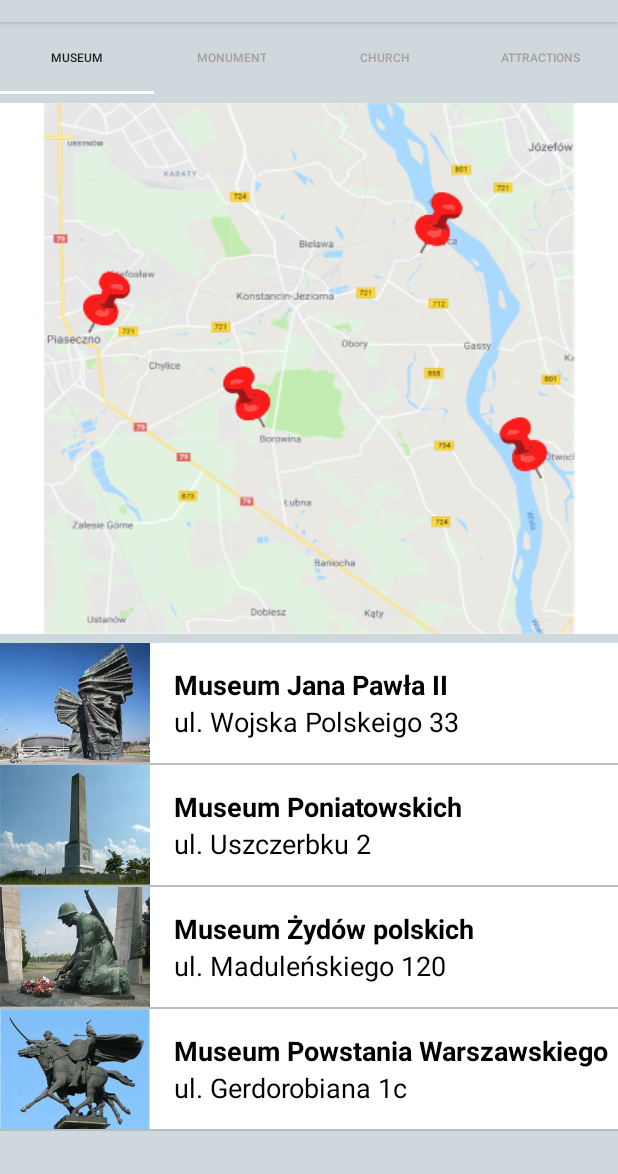
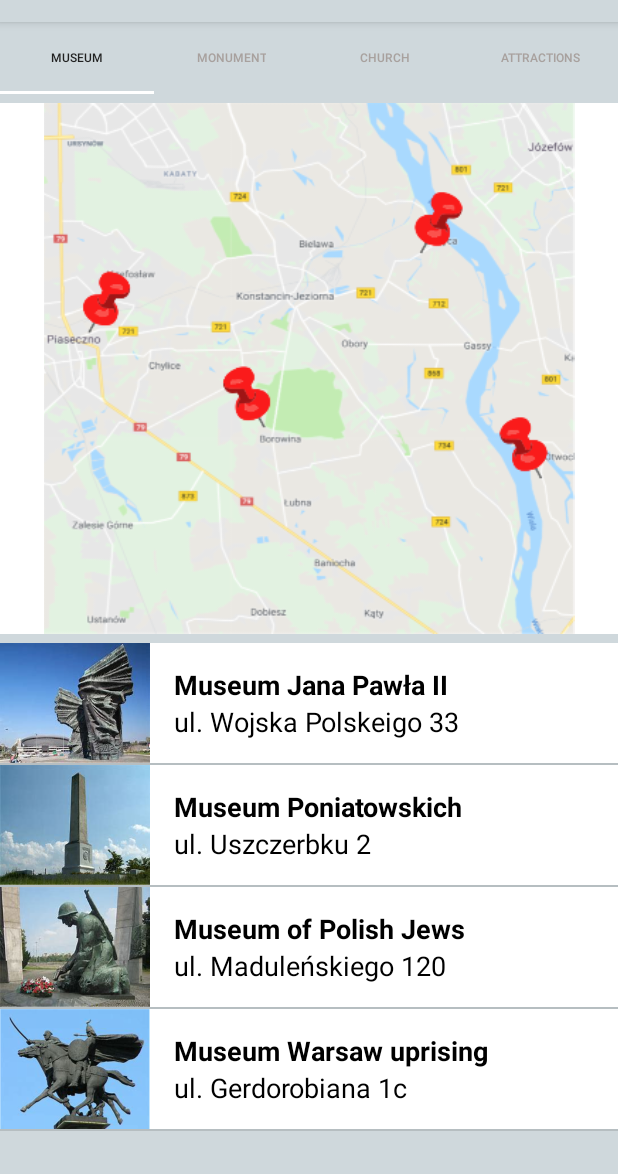
Before and after one commit to TomekUrbanski/TourGuideApp, an Android app: the screen it shows after launch (MainActivity), on a phone screen of 412 x 824 dp, the part 62-1236 px from its top. Run offline under Robolectric (Android 15) with nearby library versions, the phone set to English and light mode, and no system bars.

Commit message:
1.1
placing texts included in the translation into a string resource

```diff
--- a/app/src/main/java/com/example/android/tourguideapp/MonumentFragment.java
+++ b/app/src/main/java/com/example/android/tourguideapp/MonumentFragment.java
@@ -29,9 +29,9 @@ public class MonumentFragment extends Fragment {
     public View onCreateView(LayoutInflater inflater, ViewGroup container,
                              Bundle savedInstanceState) {
         // Inflate the layout for this fragment
-        View rootView = inflater.inflate(R.layout.fragment_list, container, false);
+        View places_list = inflater.inflate(R.layout.fragment_list, container, false);
 
-        ImageView map = rootView.findViewById(R.id.map);
+        ImageView map = places_list.findViewById(R.id.map);
         map.setImageResource(R.drawable.map_monuments);
 
         ArrayList<Place> place = new ArrayList<Place>();
@@ -41,18 +41,18 @@ public class MonumentFragment extends Fragment {
         place.add(new Place("Tysiąclecia jazdy Polskiej", "pl. Uni Lubelskiej", R.drawable.mon4));
 
         PlaceAdapter itemsAdapter = new PlaceAdapter(getActivity(), place);
-        ListView listView = rootView.findViewById(R.id.list);
+        ListView listView = places_list.findViewById(R.id.list);
         listView.setAdapter(itemsAdapter);
 
         listView.setOnItemClickListener(new AdapterView.OnItemClickListener() {
             @Override
             public void onItemClick(AdapterView<?> adapterView, View view, int position, long l) {
 
-                Toast.makeText(getContext(), "Choose between -lead to- and -information-", Toast.LENGTH_SHORT).show();
+                Toast.makeText(getContext(), R.string.toast_msg_listClick, Toast.LENGTH_SHORT).show();
             }
         });
 
-        return rootView;
+        return places_list;
     }
 
 }
--- a/app/src/main/java/com/example/android/tourguideapp/MuseumFragment.java
+++ b/app/src/main/java/com/example/android/tourguideapp/MuseumFragment.java
@@ -32,31 +32,31 @@ public class MuseumFragment extends Fragment {
     public View onCreateView(LayoutInflater inflater, ViewGroup container,
                              Bundle savedInstanceState) {
 
-        View rootView = inflater.inflate(R.layout.fragment_list, container, false);
+        View places_list = inflater.inflate(R.layout.fragment_list, container, false);
 
-        ImageView map = rootView.findViewById(R.id.map);
+        ImageView map = places_list.findViewById(R.id.map);
         map.setImageResource(R.drawable.map_museum);
 
 
         ArrayList<Place> place = new ArrayList<Place>();
-        place.add(new Place("Museum Jana Pawła II", "ul. Wojska Polskeigo 33", R.drawable.mon1));
-        place.add(new Place("Museum Poniatowskich ", "ul. Uszczerbku 2", R.drawable.mon2));
-        place.add(new Place("Museum Żydów polskich ", "ul. Maduleńskiego 120", R.drawable.mon3));
-        place.add(new Place("Museum Powstania Warszawskiego", "ul. Gerdorobiana 1c", R.drawable.mon4));
+        place.add(new Place(getString(R.string.m_JanaPawłaII), "ul. Wojska Polskeigo 33", R.drawable.mon1));
+        place.add(new Place(getString(R.string.m_poniatowskich), "ul. Uszczerbku 2", R.drawable.mon2));
+        place.add(new Place(getString(R.string.m_polish_jews), "ul. Maduleńskiego 120", R.drawable.mon3));
+        place.add(new Place(getString(R.string.m_warsaw_uprising), "ul. Gerdorobiana 1c", R.drawable.mon4));
 
         final PlaceAdapter itemsAdapter = new PlaceAdapter(getActivity(), place);
-        final ListView listView = rootView.findViewById(R.id.list);
+        final ListView listView = places_list.findViewById(R.id.list);
         listView.setAdapter(itemsAdapter);
 
         listView.setOnItemClickListener(new AdapterView.OnItemClickListener() {
             @Override
             public void onItemClick(AdapterView<?> adapterView, View view, int position, long l) {
 
-                Toast.makeText(getContext(), "Choose between -lead to- and -information-", Toast.LENGTH_SHORT).show();
+                Toast.makeText(getContext(), R.string.toast_msg_listClick, Toast.LENGTH_SHORT).show();
             }
         });
 
-        return rootView;
+        return places_list;
     }
 
 }
--- a/app/src/main/res/values/strings.xml
+++ b/app/src/main/res/values/strings.xml
@@ -9,4 +9,13 @@
     <string name="name_activity4">Attractions</string>
     <string name="lead_to">lead to</string>
     <string name="information">information</string>
+    <string name="toast_msg_listClick">Choose between -lead to- and -information-</string>
+    <string name="luna_park">Luna Park</string>
+    <string name="ballon_flight">Touring balloon flight</string>
+    <string name="zoo">Zoo</string>
+    <string name="bungee_jump">Bungee jumping</string>
+    <string name="m_JanaPawłaII">Museum Jana Pawła II</string>
+    <string name="m_poniatowskich">Museum Poniatowskich</string>
+    <string name="m_polish_jews">Museum of Polish Jews</string>
+    <string name="m_warsaw_uprising">Museum Warsaw uprising</string>
 </resources>
```
Also changed, not shown: app/src/main/java/com/example/android/tourguideapp/AttractionsFragment.java (+9 -9 lines), app/src/main/java/com/example/android/tourguideapp/ChurchFragment.java (+5 -5 lines).
